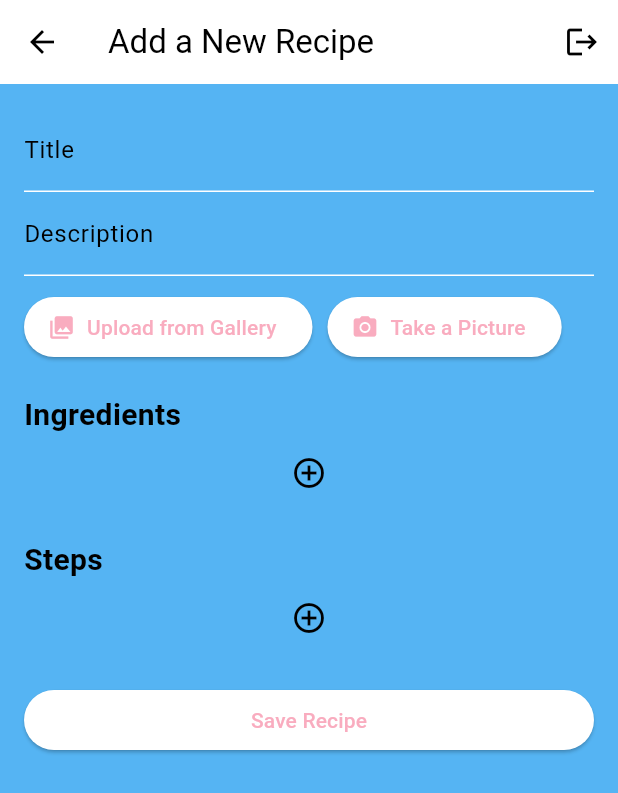
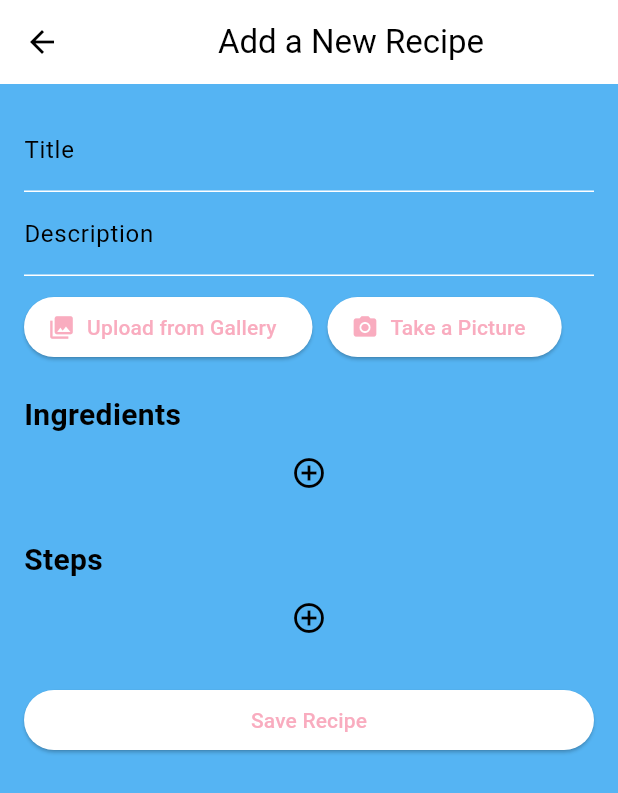
Before and after one commit to elmahygurl/Recipes_App, a Flutter app: the AddRecipeScreen screen opened directly, on a phone screen of 412 x 824 dp. Shown: the top 793 px of the screen. Run offline on Flutter 3.47's test engine with Material 3 defaults, Android fonts, the phone set to English and light mode, and no system bars; our stand-ins replace firebase_auth, firebase_core, firebase_database, hive, hive_flutter, image_picker and 1 more; missing offline and left inert: encrypt; accounts and stored records are empty.

```diff
--- a/lib/screens/add_recipe_screen.dart
+++ b/lib/screens/add_recipe_screen.dart
@@ -22,9 +22,6 @@ class _AddRecipeScreenState extends State<AddRecipeScreen> {
   List<String> _newIngredients = [];
   List<String> _newSteps = [];
 
-  void _signOut() async {
-    String message = await _authService.signOut();
-  }
 
   Future<void> _saveRecipe() async {
     final user = FirebaseAuth.instance.currentUser;
@@ -58,13 +55,13 @@ class _AddRecipeScreenState extends State<AddRecipeScreen> {
   Widget build(BuildContext context) {
     return Scaffold(
       appBar: AppBar(
-        title: Text('Add a New Recipe'),
-        actions: <Widget>[
-          IconButton(
-            icon: Icon(Icons.logout),
-            onPressed: _signOut,
-          ),
-        ],
+        title: Center(child: Text('Add a New Recipe')),
+        // actions: <Widget>[
+        //   IconButton(
+        //     icon: Icon(Icons.logout),
+        //     onPressed: _signOut,
+        //   ),
+        // ],
       ),
       body: Padding(
         padding: const EdgeInsets.all(16.0),
```
Also changed, not shown: lib/screens/myrecipes.dart (+11 -0 lines).
